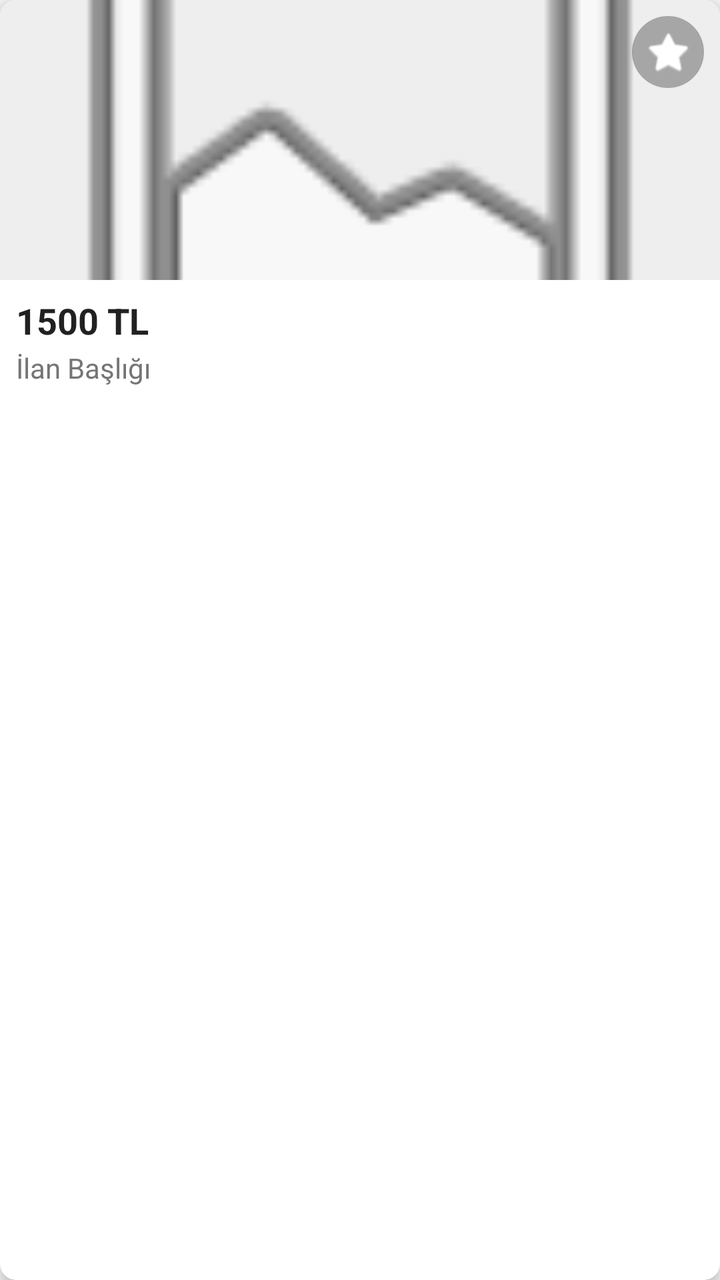
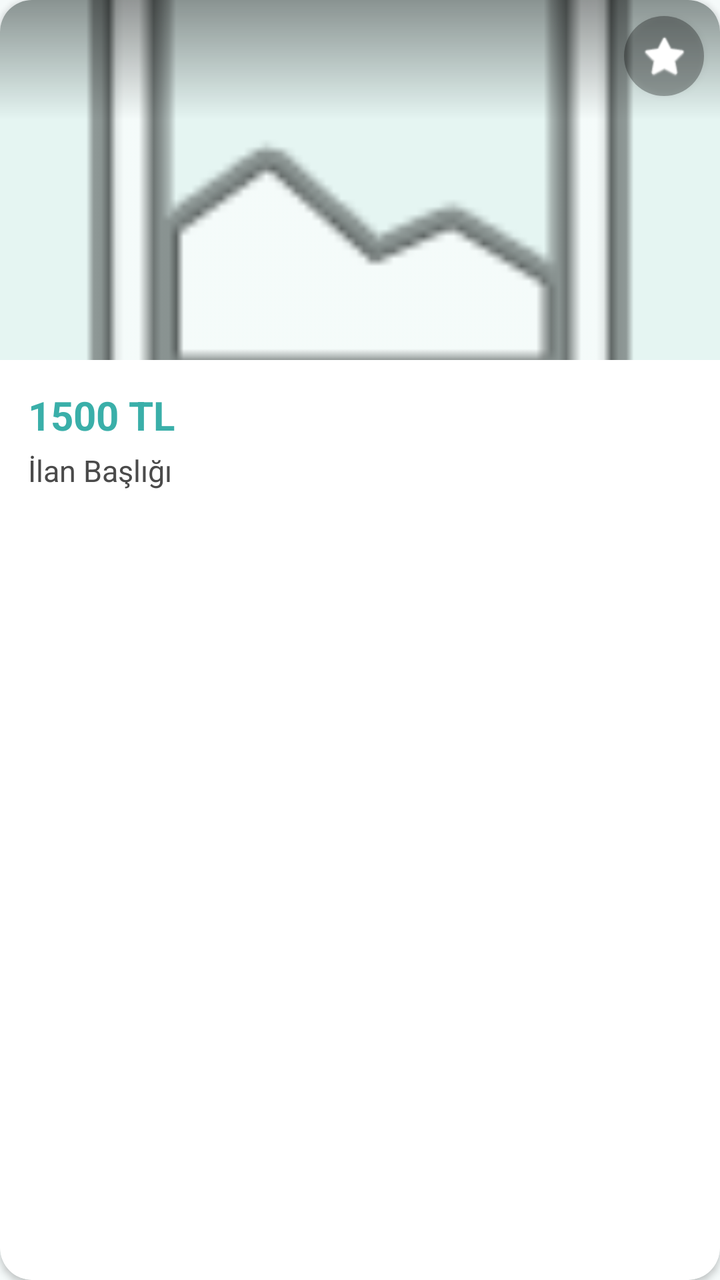

Compare the two renders of this Android layout. The source of the first and the diff that turns it into the second are given below.
<!-- AndroidManifest.xml: application theme Theme.EskiEsyaSatis -->
<!-- res/layout/item_listing.xml -->
<?xml version="1.0" encoding="utf-8"?>
<androidx.cardview.widget.CardView xmlns:android="http://schemas.android.com/apk/res/android"
    xmlns:app="http://schemas.android.com/apk/res-auto"
    android:layout_width="match_parent"
    android:layout_height="wrap_content"
    android:layout_margin="8dp"
    app:cardCornerRadius="8dp"
    app:cardElevation="3dp"
    android:backgroundTint="@color/white">

    <LinearLayout
        android:layout_width="match_parent"
        android:layout_height="wrap_content"
        android:orientation="vertical">

        <FrameLayout
            android:layout_width="match_parent"
            android:layout_height="140dp">
            
            <ImageView
                android:id="@+id/ivListingImage"
                android:layout_width="match_parent"
                android:layout_height="match_parent"
                android:scaleType="centerCrop"
                android:src="@android:drawable/ic_menu_gallery"
                android:background="#EEEEEE"/>
                
            <ImageButton
                android:id="@+id/btnFavorite"
                android:layout_width="36dp"
                android:layout_height="36dp"
                android:layout_gravity="top|end"
                android:layout_margin="8dp"
                android:padding="6dp"
                android:background="@drawable/bg_favorite_circle"
                android:src="@android:drawable/btn_star_big_off"
                android:scaleType="fitCenter"
                app:tint="@color/white" />
        </FrameLayout>

        <LinearLayout
            android:layout_width="match_parent"
            android:layout_height="wrap_content"
            android:orientation="vertical"
            android:padding="8dp">

            <TextView
                android:id="@+id/tvListingPrice"
                android:layout_width="wrap_content"
                android:layout_height="wrap_content"
                android:text="1500 TL"
                android:textColor="@color/textColorPrimary"
                android:textSize="18sp"
                android:textStyle="bold"
                android:maxLines="1"/>

            <TextView
                android:id="@+id/tvListingTitle"
                android:layout_width="wrap_content"
                android:layout_height="wrap_content"
                android:text="İlan Başlığı"
                android:textColor="@color/textColorSecondary"
                android:textSize="14sp"
                android:maxLines="1"
                android:ellipsize="end"
                android:layout_marginTop="2dp" />
        </LinearLayout>
    </LinearLayout>
</androidx.cardview.widget.CardView>
<!-- resources referenced by this layout -->
<resources>
  <color name="textColorPrimary">#212121</color>
  <color name="textColorSecondary">#757575</color>
  <color name="white">#FFFFFFFF</color>
  <!-- drawable bg_favorite_circle (drawable) -->
  <?xml version="1.0" encoding="utf-8"?>
  <shape xmlns:android="http://schemas.android.com/apk/res/android"
      android:shape="oval">
      <solid android:color="#4D000000" /> 
      <padding android:left="4dp" android:top="4dp" android:right="4dp" android:bottom="4dp" />
  </shape>
  <style name="Theme.EskiEsyaSatis" parent="Base.Theme.EskiEsyaSatis" />
  <style name="Base.Theme.EskiEsyaSatis" parent="Theme.Material3.DayNight.NoActionBar">
          
          <item name="colorPrimary">@color/primaryColor</item>
          <item name="colorPrimaryDark">@color/primaryDarkColor</item>
          <item name="colorOnPrimary">@color/white</item>
          <item name="android:windowBackground">@color/backgroundColor</item>
          <item name="android:textColorPrimary">@color/textColorPrimary</item>
          <item name="android:textColorSecondary">@color/textColorSecondary</item>
      </style>
  <color name="primaryColor">#FF3B30</color>
  <color name="primaryDarkColor">#C32C23</color>
  <color name="backgroundColor">#F5F5F5</color>
</resources>

<!-- the commit's change to res/layout/item_listing.xml (unified diff, before → after) -->
@@ -4,8 +4,8 @@
     android:layout_width="match_parent"
     android:layout_height="wrap_content"
     android:layout_margin="8dp"
-    app:cardCornerRadius="8dp"
-    app:cardElevation="3dp"
+    app:cardCornerRadius="16dp"
+    app:cardElevation="2dp"
     android:backgroundTint="@color/white">
 
     <LinearLayout
@@ -15,42 +15,64 @@
 
         <FrameLayout
             android:layout_width="match_parent"
-            android:layout_height="140dp">
-            
+            android:layout_height="180dp">
+
             <ImageView
                 android:id="@+id/ivListingImage"
                 android:layout_width="match_parent"
                 android:layout_height="match_parent"
                 android:scaleType="centerCrop"
                 android:src="@android:drawable/ic_menu_gallery"
-                android:background="#EEEEEE"/>
-                
+                android:background="#E5F5F2"/>
+
+            
+            <View
+                android:layout_width="match_parent"
+                android:layout_height="60dp"
+                android:layout_gravity="top"
+                android:background="@drawable/bg_gradient_top" />
+
             <ImageButton
                 android:id="@+id/btnFavorite"
-                android:layout_width="36dp"
-                android:layout_height="36dp"
+                android:layout_width="40dp"
+                android:layout_height="40dp"
                 android:layout_gravity="top|end"
                 android:layout_margin="8dp"
-                android:padding="6dp"
+                android:padding="8dp"
                 android:background="@drawable/bg_favorite_circle"
                 android:src="@android:drawable/btn_star_big_off"
                 android:scaleType="fitCenter"
+                android:elevation="2dp"
                 app:tint="@color/white" />
+
+            <TextView
+                android:id="@+id/tvSoldBadge"
+                android:layout_width="match_parent"
+                android:layout_height="wrap_content"
+                android:layout_gravity="bottom"
+                android:background="#D92D8F8A"
+                android:text="SATILDI"
+                android:textColor="@color/white"
+                android:textSize="14sp"
+                android:textStyle="bold"
+                android:gravity="center"
+                android:padding="8dp"
+                android:visibility="gone" />
         </FrameLayout>
 
         <LinearLayout
             android:layout_width="match_parent"
             android:layout_height="wrap_content"
             android:orientation="vertical"
-            android:padding="8dp">
+            android:padding="14dp">
 
             <TextView
                 android:id="@+id/tvListingPrice"
                 android:layout_width="wrap_content"
                 android:layout_height="wrap_content"
                 android:text="1500 TL"
-                android:textColor="@color/textColorPrimary"
-                android:textSize="18sp"
+                android:textColor="@color/primaryColor"
+                android:textSize="20sp"
                 android:textStyle="bold"
                 android:maxLines="1"/>
 
@@ -60,10 +82,10 @@
                 android:layout_height="wrap_content"
                 android:text="İlan Başlığı"
                 android:textColor="@color/textColorSecondary"
-                android:textSize="14sp"
-                android:maxLines="1"
+                android:textSize="15sp"
+                android:maxLines="2"
                 android:ellipsize="end"
-                android:layout_marginTop="2dp" />
+                android:layout_marginTop="4dp" />
         </LinearLayout>
     </LinearLayout>
 </androidx.cardview.widget.CardView>
<!-- resource entries referenced after the edit -->
@@ -1,7 +1,7 @@
 <!-- resources referenced by this layout -->
 <resources>
-  <color name="textColorPrimary">#212121</color>
-  <color name="textColorSecondary">#757575</color>
+  <color name="textColorPrimary">#1A1A1A</color>
+  <color name="textColorSecondary">#4A4A4A</color>
   <color name="white">#FFFFFFFF</color>
   <!-- drawable bg_favorite_circle (drawable) -->
   <?xml version="1.0" encoding="utf-8"?>
@@ -10,18 +10,32 @@
       <solid android:color="#4D000000" /> 
       <padding android:left="4dp" android:top="4dp" android:right="4dp" android:bottom="4dp" />
   </shape>
+  <!-- drawable bg_gradient_top (drawable) -->
+  <?xml version="1.0" encoding="utf-8"?>
+  <shape xmlns:android="http://schemas.android.com/apk/res/android">
+      <gradient
+          android:startColor="#66000000"
+          android:endColor="#00000000"
+          android:angle="270" />
+  </shape>
   <style name="Theme.EskiEsyaSatis" parent="Base.Theme.EskiEsyaSatis" />
-  <style name="Base.Theme.EskiEsyaSatis" parent="Theme.Material3.DayNight.NoActionBar">
-          
+  <style name="Base.Theme.EskiEsyaSatis" parent="Theme.Material3.Light.NoActionBar">
           <item name="colorPrimary">@color/primaryColor</item>
           <item name="colorPrimaryDark">@color/primaryDarkColor</item>
           <item name="colorOnPrimary">@color/white</item>
+          <item name="colorAccent">@color/accentColor</item>
           <item name="android:windowBackground">@color/backgroundColor</item>
           <item name="android:textColorPrimary">@color/textColorPrimary</item>
           <item name="android:textColorSecondary">@color/textColorSecondary</item>
+          <item name="android:editTextColor">@color/textColorPrimary</item>
+          <item name="android:textColorHint">@color/textColorSecondary</item>
+          <item name="android:statusBarColor">@color/primaryDarkColor</item>
+          <item name="colorOnSurface">@color/textColorPrimary</item>
+          <item name="colorOnBackground">@color/textColorPrimary</item>
       </style>
-  <color name="primaryColor">#FF3B30</color>
-  <color name="primaryDarkColor">#C32C23</color>
-  <color name="backgroundColor">#F5F5F5</color>
+  <color name="primaryColor">#3AAFA9</color>
+  <color name="primaryDarkColor">#2D8F8A</color>
+  <color name="accentColor">#6DC99D</color>
+  <color name="backgroundColor">#F5FAFA</color>
 </resources>
 
